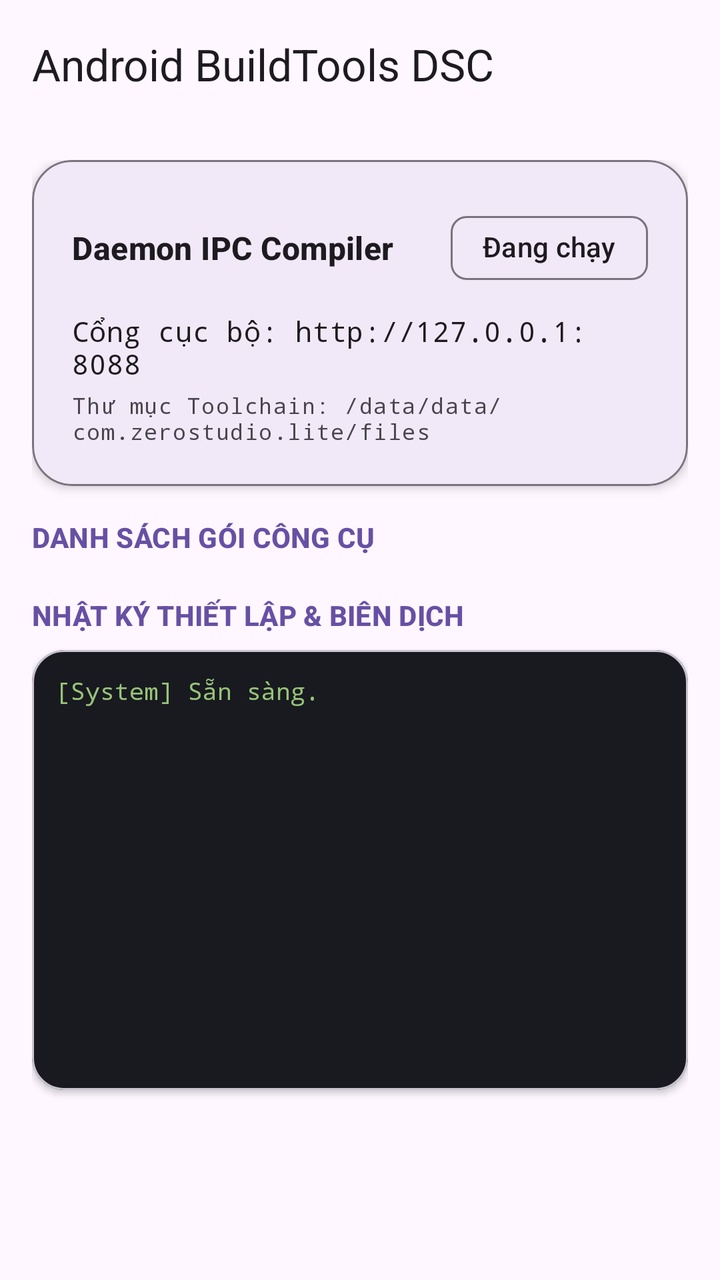
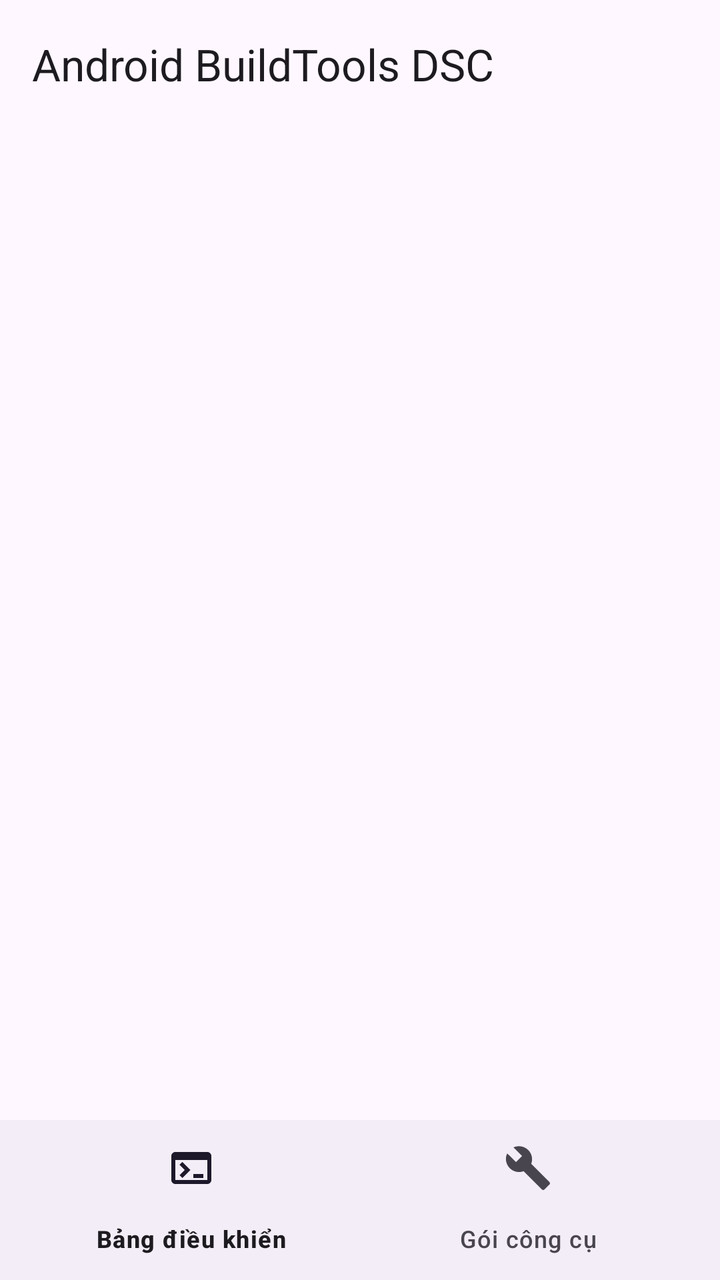

An Android layout rendered at two revisions. The XML below is the earlier revision; the diff shows what the commit changed to produce the second picture.
<!-- AndroidManifest.xml: application theme Theme.ZeroLite -->
<!-- res/layout/activity_main.xml -->
<?xml version="1.0" encoding="utf-8"?>
<androidx.coordinatorlayout.widget.CoordinatorLayout
    xmlns:android="http://schemas.android.com/apk/res/android"
    xmlns:app="http://schemas.android.com/apk/res-auto"
    android:layout_width="match_parent"
    android:layout_height="match_parent">

    <com.google.android.material.appbar.AppBarLayout
        android:layout_width="match_parent"
        android:layout_height="wrap_content"
        android:fitsSystemWindows="true">

        <com.google.android.material.appbar.MaterialToolbar
            android:id="@+id/topAppBar"
            android:layout_width="match_parent"
            android:layout_height="?attr/actionBarSize"
            app:title="Android BuildTools DSC"
            app:titleCentered="false"
            app:titleTextAppearance="?attr/textAppearanceTitleLarge" />
    </com.google.android.material.appbar.AppBarLayout>

    <androidx.core.widget.NestedScrollView
        android:layout_width="match_parent"
        android:layout_height="match_parent"
        android:padding="16dp"
        app:layout_behavior="@string/appbar_scrolling_view_behavior">

        <LinearLayout
            android:layout_width="match_parent"
            android:layout_height="wrap_content"
            android:orientation="vertical">

            
            <com.google.android.material.card.MaterialCardView
                android:layout_width="match_parent"
                android:layout_height="wrap_content"
                android:layout_marginBottom="16dp"
                app:cardCornerRadius="20dp"
                app:cardElevation="3dp"
                app:strokeWidth="1dp"
                app:strokeColor="?attr/colorOutline">

                <LinearLayout
                    android:layout_width="match_parent"
                    android:layout_height="wrap_content"
                    android:orientation="vertical"
                    android:padding="20dp">

                    <LinearLayout
                        android:layout_width="match_parent"
                        android:layout_height="wrap_content"
                        android:gravity="center_vertical"
                        android:orientation="horizontal">

                        <TextView
                            android:layout_width="0dp"
                            android:layout_height="wrap_content"
                            android:layout_weight="1"
                            android:text="Daemon IPC Compiler"
                            android:textAppearance="?attr/textAppearanceTitleMedium"
                            android:textStyle="bold" />

                        <com.google.android.material.chip.Chip
                            android:id="@+id/chipDaemonStatus"
                            android:layout_width="wrap_content"
                            android:layout_height="wrap_content"
                            android:text="Đang chạy"
                            app:chipCornerRadius="8dp" />
                    </LinearLayout>

                    <TextView
                        android:id="@+id/tvDaemonEndpoint"
                        android:layout_width="match_parent"
                        android:layout_height="wrap_content"
                        android:layout_marginTop="8dp"
                        android:text="Cổng cục bộ: http://127.0.0.1:8088"
                        android:textAppearance="?attr/textAppearanceBodyMedium"
                        android:fontFamily="monospace" />

                    <TextView
                        android:id="@+id/tvStoragePath"
                        android:layout_width="match_parent"
                        android:layout_height="wrap_content"
                        android:layout_marginTop="4dp"
                        android:text="Thư mục Toolchain: /data/data/com.zerostudio.lite/files"
                        android:textAppearance="?attr/textAppearanceLabelSmall"
                        android:textColor="?attr/colorOnSurfaceVariant"
                        android:fontFamily="monospace" />
                </LinearLayout>
            </com.google.android.material.card.MaterialCardView>

            
            <TextView
                android:layout_width="match_parent"
                android:layout_height="wrap_content"
                android:layout_marginBottom="8dp"
                android:text="DANH SÁCH GÓI CÔNG CỤ"
                android:textAppearance="?attr/textAppearanceLabelLarge"
                android:textColor="?attr/colorPrimary"
                android:textStyle="bold" />

            
            <androidx.recyclerview.widget.RecyclerView
                android:id="@+id/rvTools"
                android:layout_width="match_parent"
                android:layout_height="wrap_content"
                android:nestedScrollingEnabled="false" />

            
            <TextView
                android:layout_width="match_parent"
                android:layout_height="wrap_content"
                android:layout_marginTop="12dp"
                android:layout_marginBottom="8dp"
                android:text="NHẬT KÝ THIẾT LẬP &amp; BIÊN DỊCH"
                android:textAppearance="?attr/textAppearanceLabelLarge"
                android:textColor="?attr/colorPrimary"
                android:textStyle="bold" />

            <com.google.android.material.card.MaterialCardView
                android:layout_width="match_parent"
                android:layout_height="220dp"
                android:layout_marginBottom="24dp"
                app:cardCornerRadius="16dp"
                app:cardElevation="2dp"
                app:cardBackgroundColor="@color/terminal_bg">

                <ScrollView
                    android:id="@+id/scrollLogs"
                    android:layout_width="match_parent"
                    android:layout_height="match_parent"
                    android:padding="12dp">

                    <TextView
                        android:id="@+id/tvLogs"
                        android:layout_width="match_parent"
                        android:layout_height="wrap_content"
                        android:fontFamily="monospace"
                        android:textColor="@color/terminal_text"
                        android:textSize="12sp"
                        android:text="[System] Sẵn sàng.\n" />
                </ScrollView>
            </com.google.android.material.card.MaterialCardView>

        </LinearLayout>
    </androidx.core.widget.NestedScrollView>

</androidx.coordinatorlayout.widget.CoordinatorLayout>
<!-- resources referenced by this layout -->
<resources>
  <color name="terminal_bg">#181A1F</color>
  <color name="terminal_text">#98C379</color>
  <style name="Theme.ZeroLite" parent="Theme.Material3.DayNight.NoActionBar">
          <item name="android:statusBarColor">@android:color/transparent</item>
          <item name="android:navigationBarColor">@android:color/transparent</item>
          <item name="android:windowLightStatusBar" tools:targetApi="m">true</item>
      </style>
</resources>

<!-- the commit's change to res/layout/activity_main.xml (unified diff, before → after) -->
@@ -6,6 +6,7 @@
     android:layout_height="match_parent">
 
     <com.google.android.material.appbar.AppBarLayout
+        android:id="@+id/appBarLayout"
         android:layout_width="match_parent"
         android:layout_height="wrap_content"
         android:fitsSystemWindows="true">
@@ -15,134 +16,22 @@
             android:layout_width="match_parent"
             android:layout_height="?attr/actionBarSize"
             app:title="Android BuildTools DSC"
-            app:titleCentered="false"
             app:titleTextAppearance="?attr/textAppearanceTitleLarge" />
     </com.google.android.material.appbar.AppBarLayout>
 
-    <androidx.core.widget.NestedScrollView
+    <FrameLayout
+        android:id="@+id/fragmentContainer"
         android:layout_width="match_parent"
         android:layout_height="match_parent"
-        android:padding="16dp"
-        app:layout_behavior="@string/appbar_scrolling_view_behavior">
+        android:layout_marginBottom="80dp"
+        app:layout_behavior="@string/appbar_scrolling_view_behavior" />
 
-        <LinearLayout
-            android:layout_width="match_parent"
-            android:layout_height="wrap_content"
-            android:orientation="vertical">
-
-            
-            <com.google.android.material.card.MaterialCardView
-                android:layout_width="match_parent"
-                android:layout_height="wrap_content"
-                android:layout_marginBottom="16dp"
-                app:cardCornerRadius="20dp"
-                app:cardElevation="3dp"
-                app:strokeWidth="1dp"
-                app:strokeColor="?attr/colorOutline">
-
-                <LinearLayout
-                    android:layout_width="match_parent"
-                    android:layout_height="wrap_content"
-                    android:orientation="vertical"
-                    android:padding="20dp">
-
-                    <LinearLayout
-                        android:layout_width="match_parent"
-                        android:layout_height="wrap_content"
-                        android:gravity="center_vertical"
-                        android:orientation="horizontal">
-
-                        <TextView
-                            android:layout_width="0dp"
-                            android:layout_height="wrap_content"
-                            android:layout_weight="1"
-                            android:text="Daemon IPC Compiler"
-                            android:textAppearance="?attr/textAppearanceTitleMedium"
-                            android:textStyle="bold" />
-
-                        <com.google.android.material.chip.Chip
-                            android:id="@+id/chipDaemonStatus"
-                            android:layout_width="wrap_content"
-                            android:layout_height="wrap_content"
-                            android:text="Đang chạy"
-                            app:chipCornerRadius="8dp" />
-                    </LinearLayout>
-
-                    <TextView
-                        android:id="@+id/tvDaemonEndpoint"
-                        android:layout_width="match_parent"
-                        android:layout_height="wrap_content"
-                        android:layout_marginTop="8dp"
-                        android:text="Cổng cục bộ: http://127.0.0.1:8088"
-                        android:textAppearance="?attr/textAppearanceBodyMedium"
-                        android:fontFamily="monospace" />
-
-                    <TextView
-                        android:id="@+id/tvStoragePath"
-                        android:layout_width="match_parent"
-                        android:layout_height="wrap_content"
-                        android:layout_marginTop="4dp"
-                        android:text="Thư mục Toolchain: /data/data/com.zerostudio.lite/files"
-                        android:textAppearance="?attr/textAppearanceLabelSmall"
-                        android:textColor="?attr/colorOnSurfaceVariant"
-                        android:fontFamily="monospace" />
-                </LinearLayout>
-            </com.google.android.material.card.MaterialCardView>
-
-            
-            <TextView
-                android:layout_width="match_parent"
-                android:layout_height="wrap_content"
-                android:layout_marginBottom="8dp"
-                android:text="DANH SÁCH GÓI CÔNG CỤ"
-                android:textAppearance="?attr/textAppearanceLabelLarge"
-                android:textColor="?attr/colorPrimary"
-                android:textStyle="bold" />
-
-            
-            <androidx.recyclerview.widget.RecyclerView
-                android:id="@+id/rvTools"
-                android:layout_width="match_parent"
-                android:layout_height="wrap_content"
-                android:nestedScrollingEnabled="false" />
-
-            
-            <TextView
-                android:layout_width="match_parent"
-                android:layout_height="wrap_content"
-                android:layout_marginTop="12dp"
-                android:layout_marginBottom="8dp"
-                android:text="NHẬT KÝ THIẾT LẬP &amp; BIÊN DỊCH"
-                android:textAppearance="?attr/textAppearanceLabelLarge"
-                android:textColor="?attr/colorPrimary"
-                android:textStyle="bold" />
-
-            <com.google.android.material.card.MaterialCardView
-                android:layout_width="match_parent"
-                android:layout_height="220dp"
-                android:layout_marginBottom="24dp"
-                app:cardCornerRadius="16dp"
-                app:cardElevation="2dp"
-                app:cardBackgroundColor="@color/terminal_bg">
-
-                <ScrollView
-                    android:id="@+id/scrollLogs"
-                    android:layout_width="match_parent"
-                    android:layout_height="match_parent"
-                    android:padding="12dp">
-
-                    <TextView
-                        android:id="@+id/tvLogs"
-                        android:layout_width="match_parent"
-                        android:layout_height="wrap_content"
-                        android:fontFamily="monospace"
-                        android:textColor="@color/terminal_text"
-                        android:textSize="12sp"
-                        android:text="[System] Sẵn sàng.\n" />
-                </ScrollView>
-            </com.google.android.material.card.MaterialCardView>
-
-        </LinearLayout>
-    </androidx.core.widget.NestedScrollView>
+    <com.google.android.material.bottomnavigation.BottomNavigationView
+        android:id="@+id/bottomNav"
+        android:layout_width="match_parent"
+        android:layout_height="80dp"
+        android:layout_gravity="bottom"
+        app:menu="@menu/bottom_nav_menu"
+        app:labelVisibilityMode="labeled" />
 
 </androidx.coordinatorlayout.widget.CoordinatorLayout>
<!-- resource entries referenced after the edit -->
@@ -1,7 +1,5 @@
 <!-- resources referenced by this layout -->
 <resources>
-  <color name="terminal_bg">#181A1F</color>
-  <color name="terminal_text">#98C379</color>
   <style name="Theme.ZeroLite" parent="Theme.Material3.DayNight.NoActionBar">
           <item name="android:statusBarColor">@android:color/transparent</item>
           <item name="android:navigationBarColor">@android:color/transparent</item>
